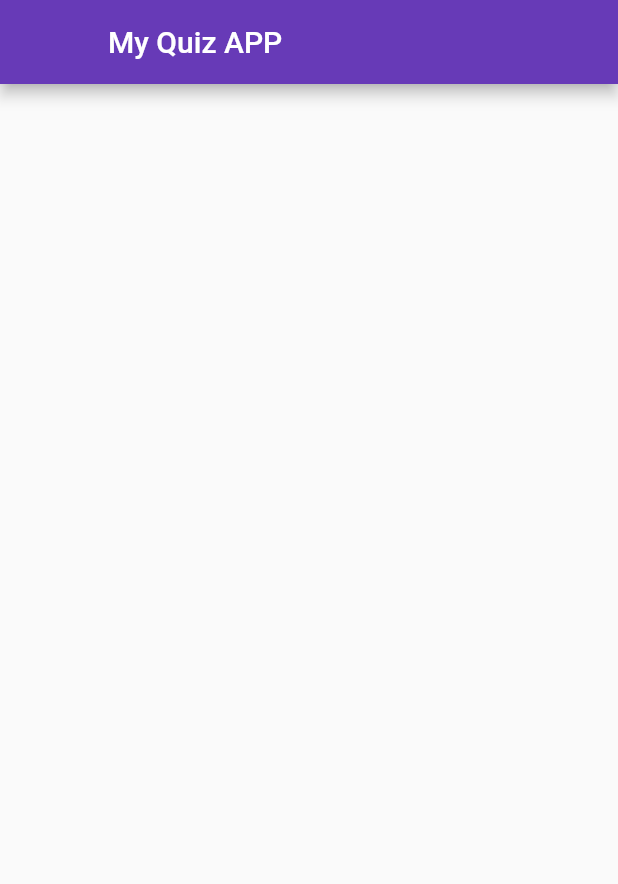
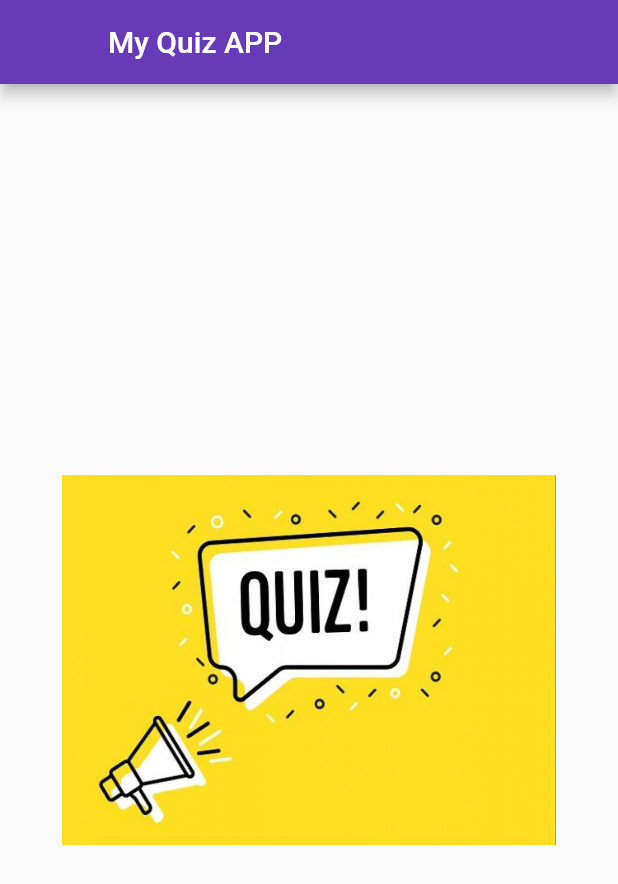
Before and after one commit to kimgeuntae/flutter_quiz_app, a Flutter app: the screen it shows after launch, on a phone screen of 412 x 824 dp. Shown: the top 884 px of the screen. Run offline on Flutter 3.47's test engine with Material 2 defaults, Android fonts, the phone set to English and light mode, and no system bars.

Commit message:
Add: 메인 퀴즈 이미지 추가

```diff
--- a/lib/screen/home_screen.dart
+++ b/lib/screen/home_screen.dart
@@ -22,6 +22,18 @@ class _HomeScreenState extends State<HomeScreen> {
           backgroundColor: Colors.deepPurple,
           leading: Container(),
         ),
+        body: Column(
+          mainAxisAlignment: MainAxisAlignment.center,
+          crossAxisAlignment: CrossAxisAlignment.center,
+          children: [
+            Center(
+              child: Image.asset(
+                'images/quiz.jpeg',
+                width: width * 0.8,
+              ),
+            )
+          ],
+        ),
       ),
     );
   }
--- a/pubspec.yaml
+++ b/pubspec.yaml
@@ -59,9 +59,8 @@ flutter:
   uses-material-design: true
 
   # To add assets to your application, add an assets section, like this:
-  # assets:
-  #   - images/a_dot_burr.jpeg
-  #   - images/a_dot_ham.jpeg
+  assets:
+    - images/quiz.jpeg
 
   # An image asset can refer to one or more resolution-specific "variants", see
   # https://flutter.dev/assets-and-images/#resolution-aware
```
Also changed, not shown: images/quiz.jpeg (added).
